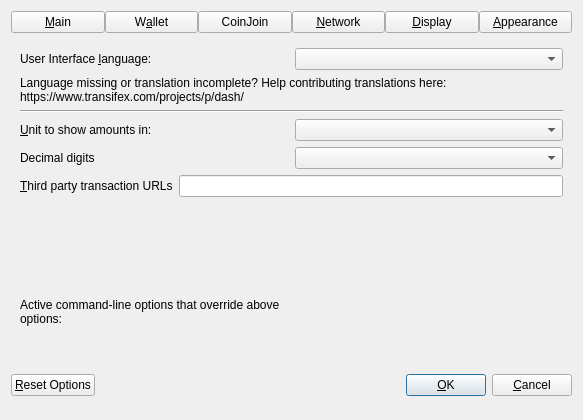
Above: src/qt/forms/optionsdialog.ui from LKSCOIN/lkscoin-core before the change. Below: the same form after it.
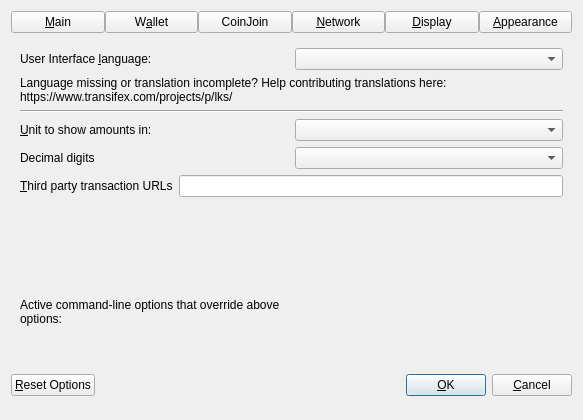
That is the form after the change. The open tabs and pages were chosen to show the change. Custom widgets are drawn as their Qt base class.

Commit message:
rebrand: dash -> lks (mechanical, no behavior change)
- File renames: dashd->lksd, dash-cli->lks-cli, dash-tx->lks-tx,
  bench_dash->bench_lks, test_dash->test_lks, icons, manpages, contrib.
- String mapping: 'Dash Core'->'Lksc Core', Dash->Lks, dash->lks,
  DASH->LKS; URLs to LKSCOIN/LKSCOIN and lksfoundation.org.
- External library names preserved: bls-dash, leveldb, secp256k1,
  univalue (vendored upstream code untouched under depends/).
No consensus or behavior change intended in this commit.

The edit to the form file:
```diff
--- a/src/qt/forms/optionsdialog.ui
+++ b/src/qt/forms/optionsdialog.ui
@@ -755,7 +755,7 @@
          </property>
          <property name="text">
           <string>Language missing or translation incomplete? Help contributing translations here:
-https://www.transifex.com/projects/p/dash/</string>
+https://www.transifex.com/projects/p/lks/</string>
          </property>
          <property name="wordWrap">
           <bool>true</bool>
```
Left out of the diff: 6 changed lines with no effect on the pictures. The commit also changes 746 other files.
